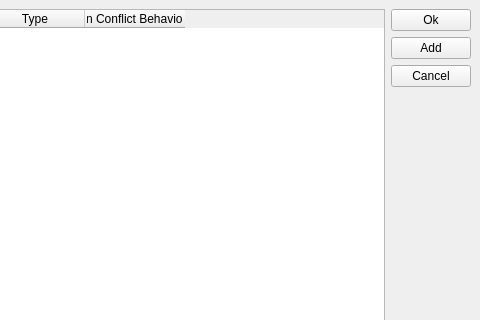
Luminatione/ClientDownloadGuard, file ClientDownloadGuard/AutoDetctionWindow.ui: the form before one commit; both pictures show x 125 to 605 and y 0 to 320 of the 605 by 464 pixel window.
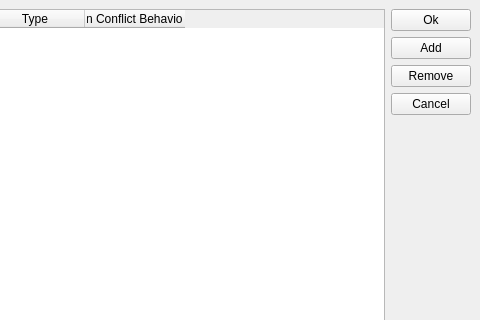
The form after the commit.

What changed in the file:
```diff
--- a/ClientDownloadGuard/AutoDetctionWindow.ui
+++ b/ClientDownloadGuard/AutoDetctionWindow.ui
@@ -53,6 +53,13 @@
         </property>
        </widget>
       </item>
+      <item>
+       <widget class="QPushButton" name="removeButton">
+        <property name="text">
+         <string>Remove</string>
+        </property>
+       </widget>
+      </item>
       <item>
        <widget class="QPushButton" name="cancelButton">
         <property name="text">
```
